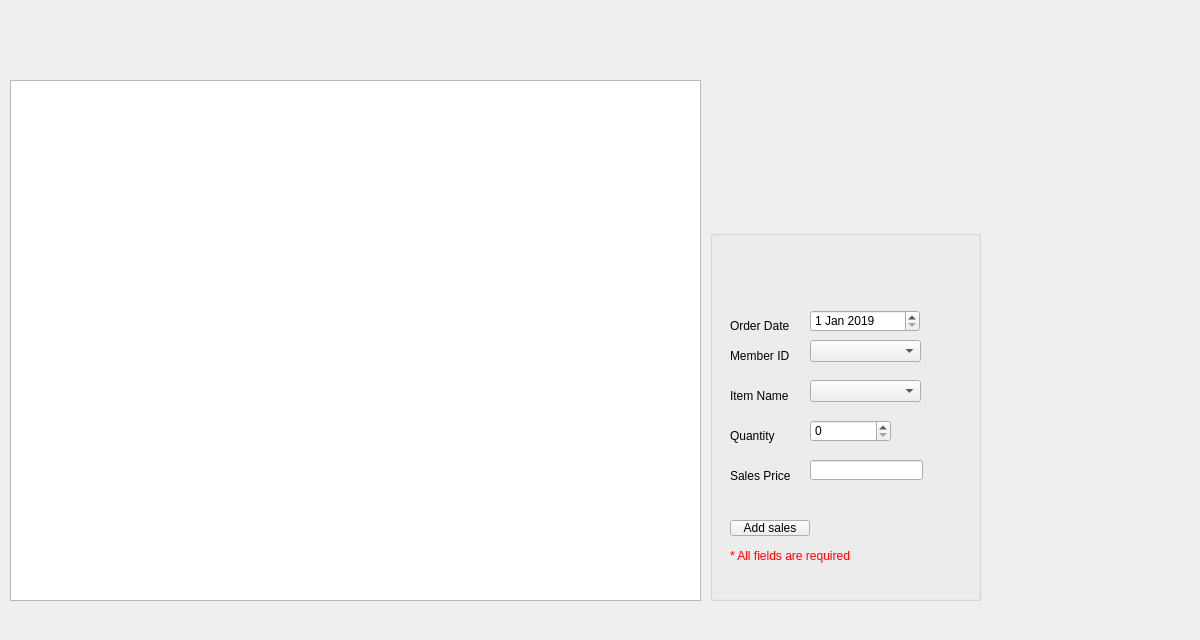
First picture: the form in BulkClub/aSales.ui, repository JShinozuka/Project2, before the edit.
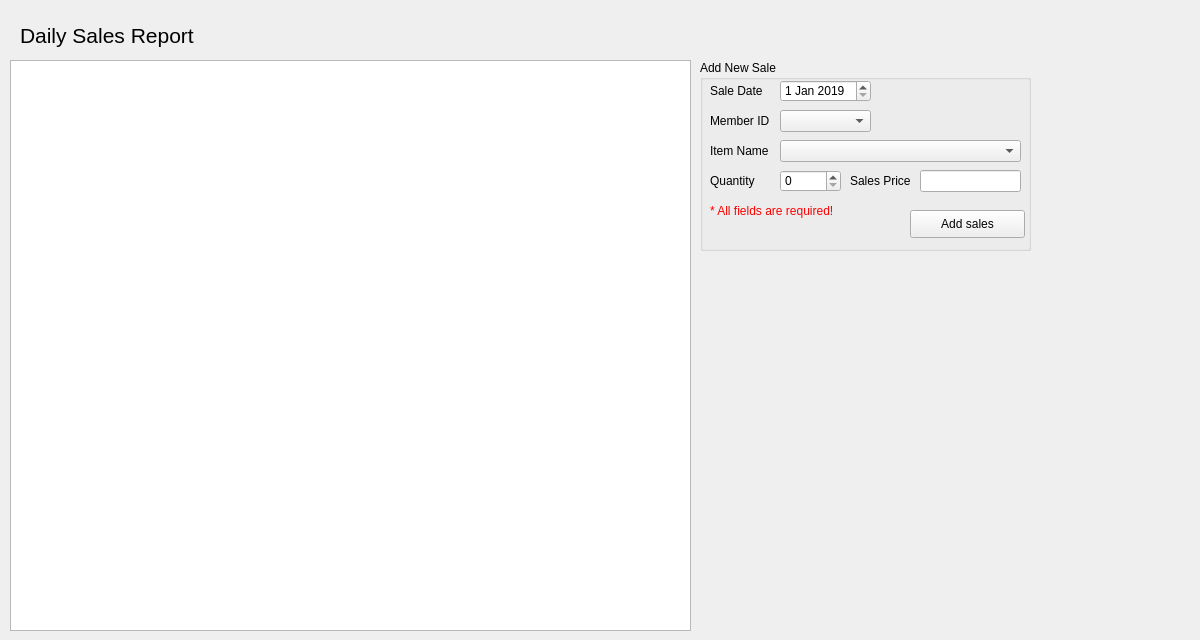
Second picture: the form after the edit.

Commit message:
Updated aInventory & aSales
aInventory should be done.  aSales still work in progress

What changed in the file:
```diff
--- a/BulkClub/aSales.ui
+++ b/BulkClub/aSales.ui
@@ -35,30 +35,30 @@
    <property name="geometry">
     <rect>
      <x>10</x>
-     <y>80</y>
-     <width>691</width>
-     <height>521</height>
+     <y>60</y>
+     <width>681</width>
+     <height>571</height>
     </rect>
    </property>
   </widget>
   <widget class="QGroupBox" name="groupBox">
    <property name="geometry">
     <rect>
-     <x>710</x>
-     <y>230</y>
-     <width>271</width>
-     <height>371</height>
+     <x>700</x>
+     <y>60</y>
+     <width>331</width>
+     <height>191</height>
     </rect>
    </property>
    <property name="title">
-    <string/>
+    <string>Add New Sale</string>
    </property>
    <widget class="QDateEdit" name="dateEdit">
     <property name="geometry">
      <rect>
-      <x>100</x>
-      <y>80</y>
-      <width>110</width>
+      <x>80</x>
+      <y>20</y>
+      <width>91</width>
       <height>22</height>
      </rect>
     </property>
@@ -76,21 +76,21 @@
    <widget class="QLabel" name="label">
     <property name="geometry">
      <rect>
-      <x>20</x>
-      <y>80</y>
+      <x>10</x>
+      <y>15</y>
       <width>81</width>
       <height>31</height>
      </rect>
     </property>
     <property name="text">
-     <string>Order Date</string>
+     <string>Sale Date</string>
     </property>
    </widget>
    <widget class="QLabel" name="label_2">
     <property name="geometry">
      <rect>
-      <x>20</x>
-      <y>110</y>
+      <x>10</x>
+      <y>45</y>
       <width>81</width>
       <height>31</height>
      </rect>
@@ -102,9 +102,9 @@
    <widget class="QComboBox" name="memberIDComboBox">
     <property name="geometry">
      <rect>
-      <x>100</x>
-      <y>110</y>
-      <width>111</width>
+      <x>80</x>
+      <y>50</y>
+      <width>91</width>
       <height>22</height>
      </rect>
     </property>
@@ -112,8 +112,8 @@
    <widget class="QLabel" name="label_3">
     <property name="geometry">
      <rect>
-      <x>20</x>
-      <y>150</y>
+      <x>10</x>
+      <y>75</y>
       <width>81</width>
       <height>31</height>
      </rect>
@@ -125,9 +125,9 @@
    <widget class="QComboBox" name="itemNameComboBox">
     <property name="geometry">
      <rect>
-      <x>100</x>
-      <y>150</y>
-      <width>111</width>
+      <x>80</x>
+      <y>80</y>
+      <width>241</width>
       <height>22</height>
      </rect>
     </property>
@@ -135,8 +135,8 @@
    <widget class="QLabel" name="label_4">
     <property name="geometry">
      <rect>
-      <x>20</x>
-      <y>190</y>
+      <x>10</x>
+      <y>105</y>
       <width>81</width>
       <height>31</height>
      </rect>
@@ -148,9 +148,9 @@
    <widget class="QSpinBox" name="qtySpinBox">
     <property name="geometry">
      <rect>
-      <x>100</x>
-      <y>190</y>
-      <width>81</width>
+      <x>80</x>
+      <y>110</y>
+      <width>61</width>
       <height>22</height>
      </rect>
     </property>
@@ -158,9 +158,9 @@
    <widget class="QLabel" name="label_5">
     <property name="geometry">
      <rect>
-      <x>20</x>
-      <y>230</y>
-      <width>81</width>
+      <x>150</x>
+      <y>105</y>
+      <width>71</width>
       <height>31</height>
      </rect>
     </property>
@@ -171,20 +171,20 @@
    <widget class="QLineEdit" name="salesPriceLineEdit">
     <property name="geometry">
      <rect>
-      <x>100</x>
-      <y>230</y>
-      <width>113</width>
-      <height>20</height>
+      <x>220</x>
+      <y>110</y>
+      <width>101</width>
+      <height>22</height>
      </rect>
     </property>
    </widget>
    <widget class="QPushButton" name="addSalesButton">
     <property name="geometry">
      <rect>
-      <x>20</x>
-      <y>290</y>
-      <width>80</width>
-      <height>16</height>
+      <x>210</x>
+      <y>150</y>
+      <width>115</width>
+      <height>28</height>
      </rect>
     </property>
     <property name="text">
@@ -194,10 +194,10 @@
    <widget class="QLabel" name="label_6">
     <property name="geometry">
      <rect>
-      <x>20</x>
-      <y>310</y>
-      <width>121</width>
-      <height>31</height>
+      <x>10</x>
+      <y>140</y>
+      <width>241</width>
+      <height>21</height>
      </rect>
     </property>
     <property name="styleSheet">
@@ -209,6 +209,24 @@
     </property>
    </widget>
   </widget>
+  <widget class="QLabel" name="label_7">
+   <property name="geometry">
+    <rect>
+     <x>20</x>
+     <y>10</y>
+     <width>1081</width>
+     <height>51</height>
+    </rect>
+   </property>
+   <property name="font">
+    <font>
+     <pointsize>16</pointsize>
+    </font>
+   </property>
+   <property name="text">
+    <string>Daily Sales Report</string>
+   </property>
+  </widget>
  </widget>
  <resources/>
  <connections/>
```
The commit also changes 5 other files.
